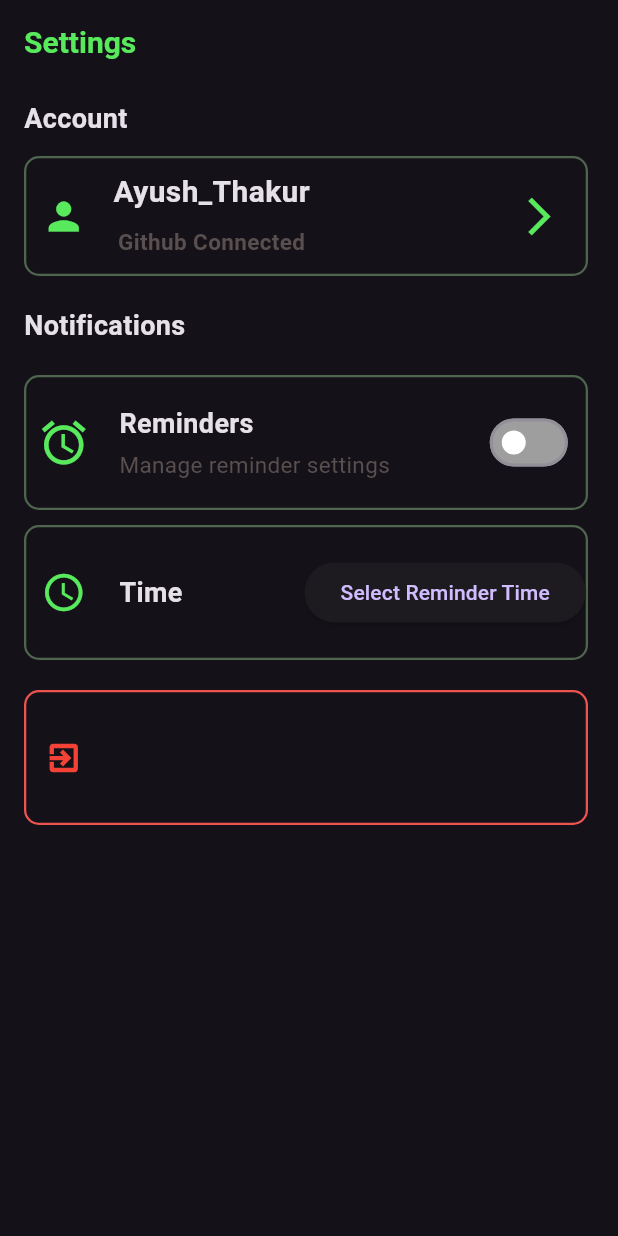
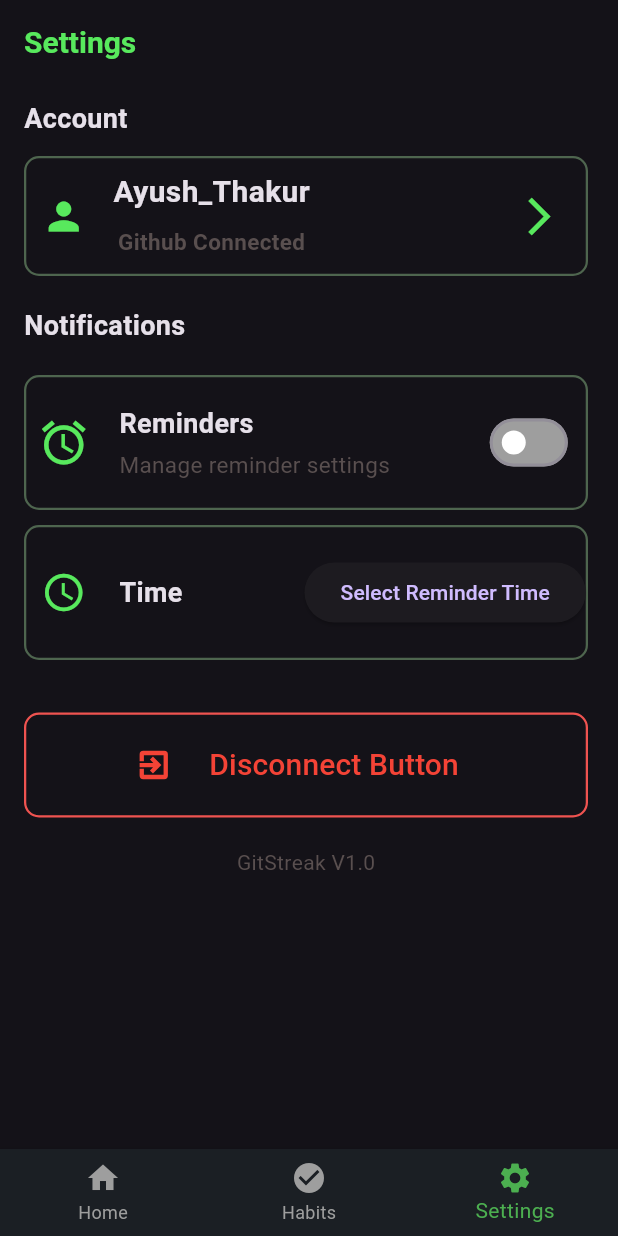
Before and after one commit to zen-void59/Git-Streak-App, a Flutter app: the screen it shows after launch, on a phone screen of 412 x 824 dp. Run offline on Flutter 3.47's test engine with Material 3 defaults, Android fonts, the phone set to English and light mode, and no system bars.

Commit message:
done with the setting page

```diff
--- a/lib/navigation_bar.dart
+++ b/lib/navigation_bar.dart
@@ -28,10 +28,10 @@ class CustomNavigationBar extends StatelessWidget {
           icon: Icon(Icons.check_circle),
           label: 'Habits',
         ),
-        BottomNavigationBarItem(
-          icon: Icon(Icons.person),
-          label: 'Stats',
-        ),
+        // BottomNavigationBarItem(
+        //   icon: Icon(Icons.person),
+        //   label: 'Stats',
+        // ),
         BottomNavigationBarItem(
           icon: Icon(Icons.settings),
           label: 'Settings',
--- a/lib/settings_page.dart
+++ b/lib/settings_page.dart
@@ -1,4 +1,4 @@
-import "dart:math";
+import "package:gitstreak_app/navigation_bar.dart" as app_nav;
 
 import "package:flutter/material.dart";
 
@@ -134,10 +134,13 @@ class _SettingsPageState extends State<SettingsPage> {
                           //forward Arrow
                           radius: 25,
                           backgroundColor: Colors.transparent,
-                          child: Icon(
+                          child: IconButton(
+                            icon: Icon(
                               Icons.arrow_forward_ios,
                               color: Color.fromARGB(255, 88, 233, 93),
-                            size: 30,
+                            ),
+                            iconSize: 30,
+                            onPressed: () {},
                           ),
                         ),
                       ),
@@ -257,9 +260,9 @@ class _SettingsPageState extends State<SettingsPage> {
                 ),
               ),
 
-              const SizedBox(height:20 ),
+              const SizedBox(height:35 ),
               SizedBox(
-                height: 90,
+                height: 70,
                 width: 400,
                 child: Container(
                   decoration: BoxDecoration(
@@ -269,23 +272,38 @@ class _SettingsPageState extends State<SettingsPage> {
                       width: 1.5,
                     )
                   ),
+                  child: Padding(
+                    padding: const EdgeInsets.only(left:60.0),
                     child: Row(
                       children: [
                         const CircleAvatar(
                           radius:25,
                           backgroundColor: Colors.transparent,
                           child:  Icon(Icons.exit_to_app,fontWeight: FontWeight.bold,color: Colors.red, ),
-                      )
+                        ),
+                       TextButton(onPressed: () {}, child:
+                       Text("Disconnect Button",style: TextStyle(fontSize: 20,color: Colors.red))),
                       ],
 
                     ),
                   ),
+                ),
 
+              ),
+              const SizedBox(width: 0,height: 20,),
+              Container(
+                alignment: Alignment.center,
+                child: Text('GitStreak V1.0',style:TextStyle(
+                  fontSize: 14,
+                  color: Color.fromARGB(255, 89, 79, 79),
+                ) ,),
               )
             ],
           ),
         ),
       ),
+      bottomNavigationBar: const app_nav.CustomNavigationBar(
+        currentIndex:2,),
     );
   }
 }
```
Lines whose indentation alone changed are shown as unchanged.
